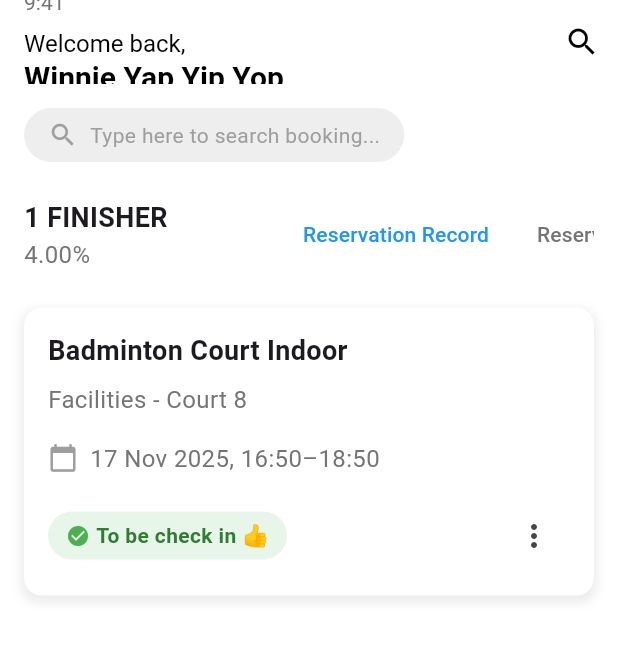
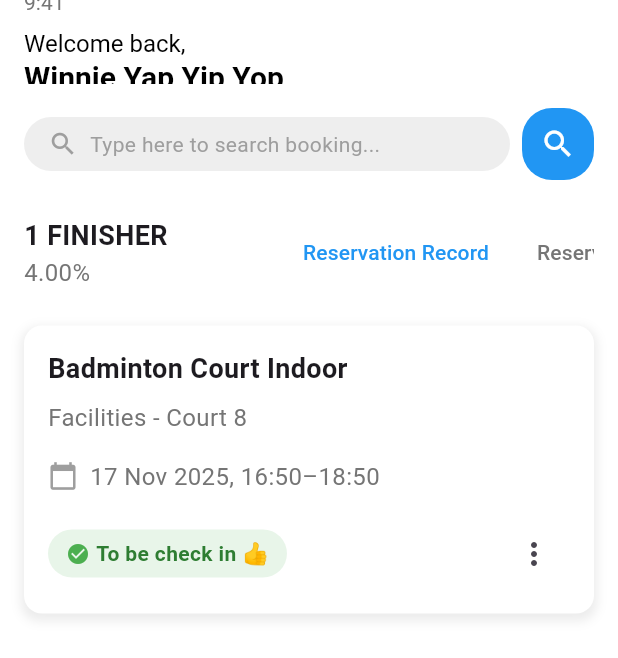
Before and after one commit to Dart-Master/utmsport, a Flutter app: the HomePage screen opened directly, on a phone screen of 412 x 824 dp. Shown: the top 658 px of the screen. Run offline on Flutter 3.47's test engine with Material 3 defaults, Android fonts, the light colour scheme and no system bars.

Commit message:
update studentPage

```diff
--- a/flutter_application_1/lib/studentPage.dart
+++ b/flutter_application_1/lib/studentPage.dart
@@ -60,26 +60,23 @@ class HomePage extends StatelessWidget {
             ),
           ],
         ),
-        actions: [
-          IconButton(
-            icon: const Icon(Icons.search, color: Colors.black),
-            onPressed: () {},
-          ),
-        ],
       ),
       body: Padding(
         padding: const EdgeInsets.all(16.0),
         child: Column(
           crossAxisAlignment: CrossAxisAlignment.start,
           children: [
-            Container(
-              padding: const EdgeInsets.symmetric(horizontal: 16, vertical: 8),
+            Row(
+              children: [
+                Expanded(
+                  child: Container(
+                    padding:
+                        const EdgeInsets.symmetric(horizontal: 16, vertical: 8),
                     decoration: BoxDecoration(
                       color: Colors.grey[200],
                       borderRadius: BorderRadius.circular(20),
                     ),
                     child: const Row(
-                mainAxisSize: MainAxisSize.min,
                       children: [
                         Icon(Icons.search, color: Colors.grey, size: 20),
                         SizedBox(width: 8),
@@ -89,6 +86,22 @@ class HomePage extends StatelessWidget {
                         ),
                       ],
                     ),
+                  ),
+                ),
+                const SizedBox(width: 8),
+                Container(
+                  decoration: BoxDecoration(
+                    color: Colors.blue,
+                    borderRadius: BorderRadius.circular(20),
+                  ),
+                  child: IconButton(
+                    icon: const Icon(Icons.search, color: Colors.white),
+                    onPressed: () {
+                      // Add search functionality here
+                    },
+                  ),
+                ),
+              ],
             ),
             const SizedBox(height: 24),
             Row(
```
Also changed, not shown: 4 other files. Lines whose indentation alone changed are shown as unchanged.
